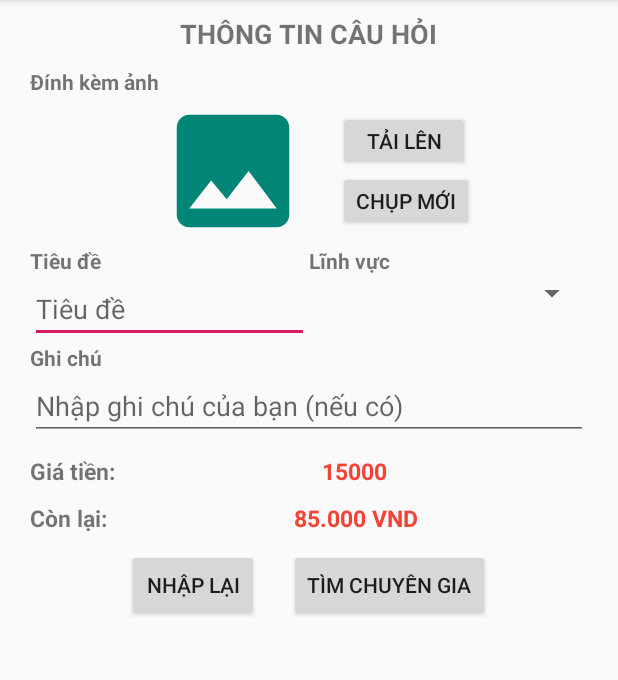
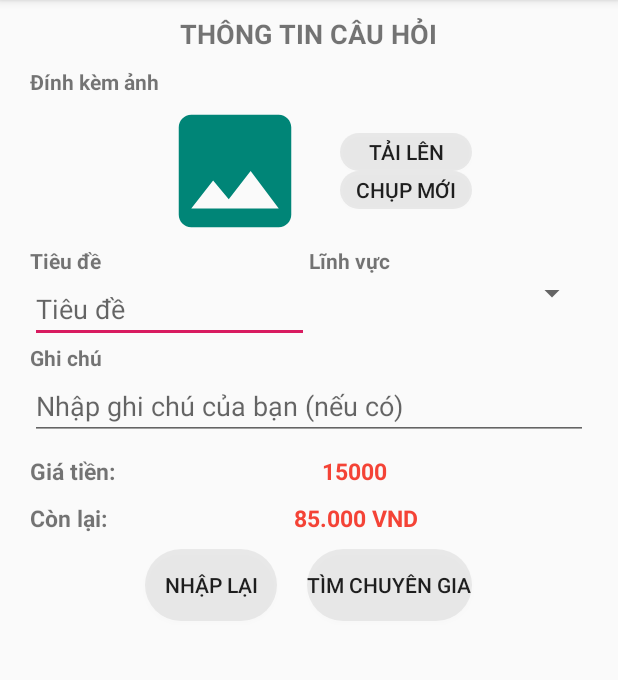
Before and after one commit to tranvanduong2483/Any-Question, an Android app: the fragment SearchExpertFragment shown on its own in the app's theme, on a phone screen of 412 x 824 dp, the part 84-764 px from its top. Run offline under Robolectric (Android 15) with nearby library versions, the phone set to English and light mode, and no system bars; libraries missing offline, so code that uses them is left out: com.github.nkzawa.emitter, com.github.nkzawa.socketio; 3 statements that could not run were skipped.

Commit message:
change button color

```diff
--- /dev/null
+++ b/app/src/main/res/drawable/buttonfix.xml
@@ -0,0 +1,8 @@
+<?xml version="1.0" encoding="utf-8"?>
+<shape
+    xmlns:android="http://schemas.android.com/apk/res/android"
+    android:shape="rectangle"
+    >
+    <solid android:color="#11000000"/>
+    <corners android:radius="100dp"></corners>
+</shape>
--- a/app/src/main/res/layout/fragment_search_expert.xml
+++ b/app/src/main/res/layout/fragment_search_expert.xml
@@ -51,14 +51,16 @@
                 <Button
                     android:id="@+id/btn_upload"
                     android:layout_width="wrap_content"
-                    android:layout_height="40dp"
-                    android:text="Tải lên" />
+                    android:layout_height="25dp"
+                    android:text="Tải lên"
+                    android:background="@drawable/button3"/>
 
                 <Button
                     android:id="@+id/btn_camera"
                     android:layout_width="wrap_content"
-                    android:layout_height="40dp"
-                    android:text="Chụp mới" />
+                    android:layout_height="25dp"
+                    android:text="Chụp mới"
+                    android:background="@drawable/buttonfix"/>
             </LinearLayout>
 
 
@@ -185,14 +187,16 @@
                 android:layout_height="wrap_content"
                 android:layout_margin="10dp"
                 android:text="Nhập lại"
-                app:strokeColor="@color/colorPrimary" />
+                app:strokeColor="@color/colorPrimary"
+                android:background="@drawable/button3"/>
 
             <Button
                 android:id="@+id/btn_search_expert"
                 android:layout_width="wrap_content"
                 android:layout_height="wrap_content"
                 android:layout_margin="10dp"
-                android:text="Tìm chuyên gia" />
+                android:text="Tìm chuyên gia"
+                android:background="@drawable/button3"/>
         </LinearLayout>
     </LinearLayout>
 
```
